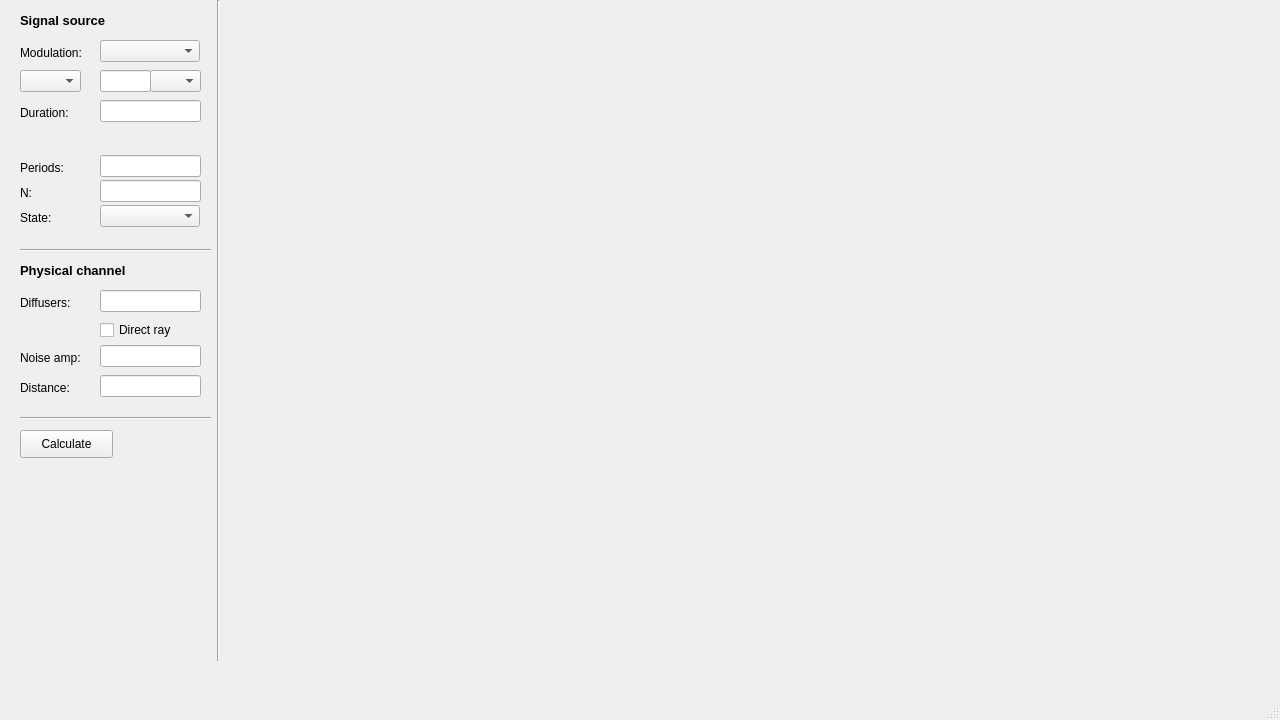
Before: the Qt Designer form gui.ui in Eponeshnikov/TimeDelay, drawn with Qt 5.
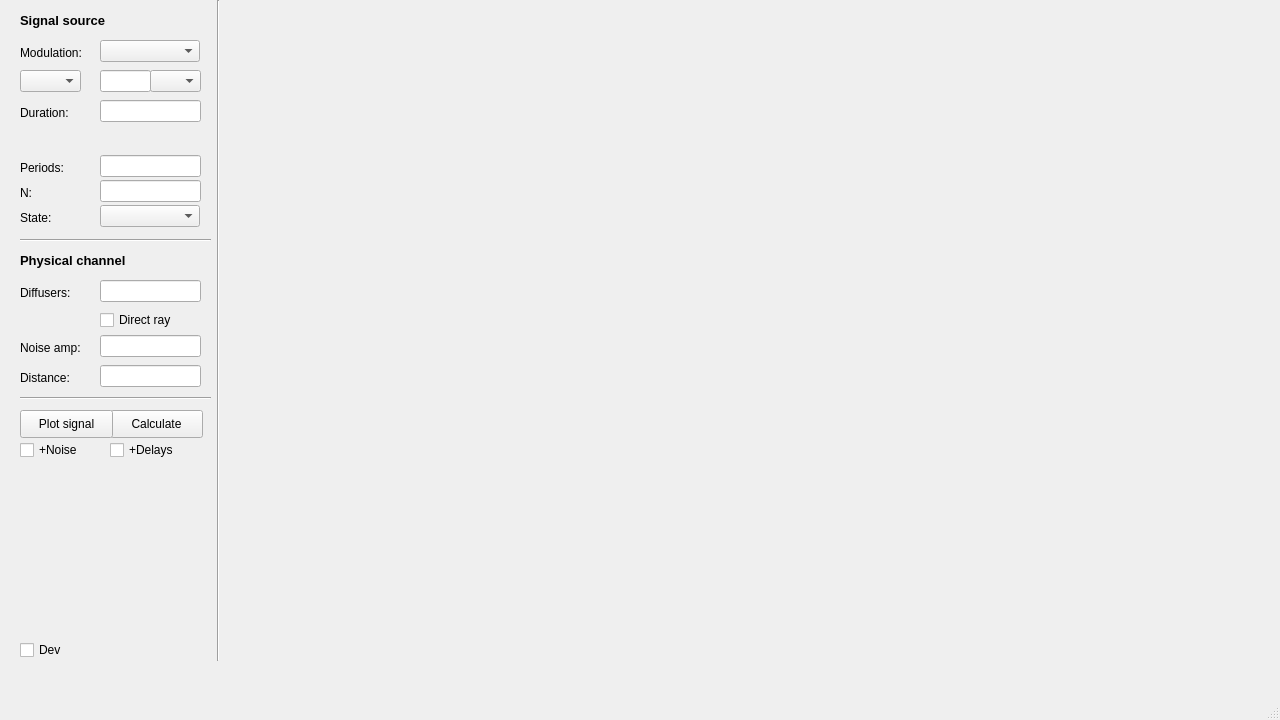
After: the same form once the commit is applied.

Commit message: Added gui, in signals - rect, radiosig

```diff
--- a/gui.ui
+++ b/gui.ui
@@ -183,7 +183,7 @@
     <property name="geometry">
      <rect>
       <x>20</x>
-      <y>240</y>
+      <y>230</y>
       <width>191</width>
       <height>20</height>
      </rect>
@@ -196,7 +196,7 @@
     <property name="geometry">
      <rect>
       <x>20</x>
-      <y>260</y>
+      <y>250</y>
       <width>151</width>
       <height>20</height>
      </rect>
@@ -216,7 +216,7 @@
     <property name="geometry">
      <rect>
       <x>20</x>
-      <y>295</y>
+      <y>285</y>
       <width>65</width>
       <height>16</height>
      </rect>
@@ -229,7 +229,7 @@
     <property name="geometry">
      <rect>
       <x>100</x>
-      <y>290</y>
+      <y>280</y>
       <width>101</width>
       <height>22</height>
      </rect>
@@ -239,7 +239,7 @@
     <property name="geometry">
      <rect>
       <x>100</x>
-      <y>320</y>
+      <y>310</y>
       <width>81</width>
       <height>20</height>
      </rect>
@@ -252,7 +252,7 @@
     <property name="geometry">
      <rect>
       <x>100</x>
-      <y>345</y>
+      <y>335</y>
       <width>101</width>
       <height>22</height>
      </rect>
@@ -262,7 +262,7 @@
     <property name="geometry">
      <rect>
       <x>20</x>
-      <y>350</y>
+      <y>340</y>
       <width>65</width>
       <height>16</height>
      </rect>
@@ -275,7 +275,7 @@
     <property name="geometry">
      <rect>
       <x>100</x>
-      <y>375</y>
+      <y>365</y>
       <width>101</width>
       <height>22</height>
      </rect>
@@ -285,7 +285,7 @@
     <property name="geometry">
      <rect>
       <x>20</x>
-      <y>380</y>
+      <y>370</y>
       <width>65</width>
       <height>16</height>
      </rect>
@@ -298,7 +298,7 @@
     <property name="geometry">
      <rect>
       <x>20</x>
-      <y>410</y>
+      <y>390</y>
       <width>191</width>
       <height>16</height>
      </rect>
@@ -323,8 +323,8 @@
    <widget class="QPushButton" name="calc_btn">
     <property name="geometry">
      <rect>
-      <x>20</x>
-      <y>430</y>
+      <x>110</x>
+      <y>410</y>
       <width>93</width>
       <height>28</height>
      </rect>
@@ -333,6 +333,58 @@
      <string>Calculate</string>
     </property>
    </widget>
+   <widget class="QPushButton" name="plot_sig_btn">
+    <property name="geometry">
+     <rect>
+      <x>20</x>
+      <y>410</y>
+      <width>93</width>
+      <height>28</height>
+     </rect>
+    </property>
+    <property name="text">
+     <string>Plot signal</string>
+    </property>
+   </widget>
+   <widget class="QCheckBox" name="noise_chb">
+    <property name="geometry">
+     <rect>
+      <x>20</x>
+      <y>440</y>
+      <width>81</width>
+      <height>20</height>
+     </rect>
+    </property>
+    <property name="text">
+     <string>+Noise</string>
+    </property>
+   </widget>
+   <widget class="QCheckBox" name="delays_chb">
+    <property name="geometry">
+     <rect>
+      <x>110</x>
+      <y>440</y>
+      <width>81</width>
+      <height>20</height>
+     </rect>
+    </property>
+    <property name="text">
+     <string>+Delays</string>
+    </property>
+   </widget>
+   <widget class="QCheckBox" name="dev_chb">
+    <property name="geometry">
+     <rect>
+      <x>20</x>
+      <y>640</y>
+      <width>81</width>
+      <height>20</height>
+     </rect>
+    </property>
+    <property name="text">
+     <string>Dev</string>
+    </property>
+   </widget>
   </widget>
   <widget class="QMenuBar" name="menubar">
    <property name="geometry">
```
The commit also changes 2 other files.
